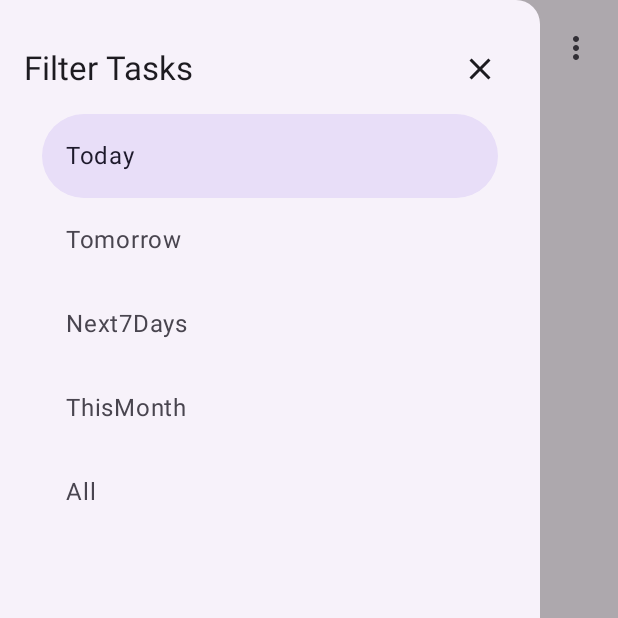
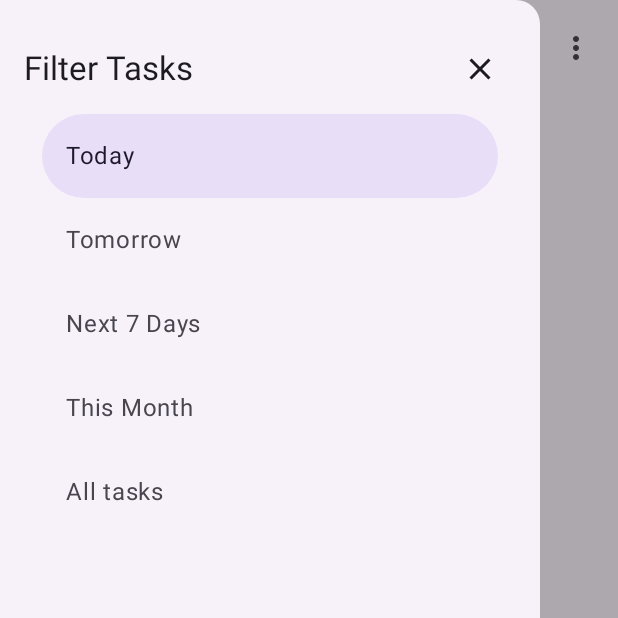
Before and after one commit to jamesye0003-blip/CS501-E1-Semester-Project, an Android app built with Jetpack Compose: the TaskListScreen screen opened through its navigation route, after a tap on "Menu", on a phone screen of 412 x 824 dp, the top half of it. Run offline under Robolectric (Android 15) with nearby library versions, the phone set to English and light mode, and no system bars; our stand-ins replace Room's generated code.

Commit message:
Fix:  Use a more uniform TopAppBar style with user-friendly display name of task filter.

```diff
--- a/app/src/main/java/com/example/lattice/ui/screens/TaskListScreen.kt
+++ b/app/src/main/java/com/example/lattice/ui/screens/TaskListScreen.kt
@@ -29,9 +29,9 @@ import androidx.compose.material3.DropdownMenu
 import androidx.compose.material3.DropdownMenuItem
 import androidx.compose.material3.ExperimentalMaterial3Api
 import androidx.compose.material3.FloatingActionButton
+import androidx.compose.material3.CenterAlignedTopAppBar
 import androidx.compose.material3.Icon
 import androidx.compose.material3.IconButton
-import androidx.compose.material3.LargeTopAppBar
 import androidx.compose.material3.MaterialTheme
 import androidx.compose.material3.ModalDrawerSheet
 import androidx.compose.material3.ModalNavigationDrawer
@@ -44,7 +44,6 @@ import androidx.compose.material3.Text
 import androidx.compose.material3.TextButton
 import androidx.compose.material3.TopAppBarDefaults
 import androidx.compose.material3.rememberDrawerState
-import androidx.compose.material3.rememberTopAppBarState
 import androidx.compose.runtime.Composable
 import androidx.compose.runtime.LaunchedEffect
 import androidx.compose.runtime.getValue
@@ -55,7 +54,6 @@ import androidx.compose.runtime.saveable.rememberSaveable
 import androidx.compose.runtime.setValue
 import androidx.compose.ui.Alignment
 import androidx.compose.ui.Modifier
-import androidx.compose.ui.input.nestedscroll.nestedScroll
 import androidx.compose.ui.unit.dp
 import com.example.lattice.domain.model.Task
 import com.example.lattice.domain.time.TaskFilter
@@ -77,11 +75,6 @@ fun TaskListScreen(
     val drawerState = rememberDrawerState(initialValue = DrawerValue.Closed)
     val scope = rememberCoroutineScope()
     var selectedFilter by rememberSaveable { mutableStateOf(TaskFilter.Today) }
-
-    // TopAppBar Scroll Behavior
-    val scrollBehavior = TopAppBarDefaults.exitUntilCollapsedScrollBehavior(rememberTopAppBarState())
-
-    // ... (Variables for filters, undo logic remain same as before) ...
     var hideDescription by rememberSaveable { mutableStateOf(false) }
     var hideCompleted by rememberSaveable { mutableStateOf(false) }
     var settingsExpanded by remember { mutableStateOf(false) }
@@ -134,11 +127,10 @@ fun TaskListScreen(
         }
     ) {
         Scaffold(
-            modifier = Modifier.nestedScroll(scrollBehavior.nestedScrollConnection),
             topBar = {
-                // Change: Use LargeTopAppBar for a more "App-like" bold feel
-                LargeTopAppBar(
-                    title = { Text(selectedFilter.name) }, // Or "My Tasks"
+                CenterAlignedTopAppBar(
+                    title = { Text(selectedFilter.getDisplayName()) },
+                    colors = TopAppBarDefaults.centerAlignedTopAppBarColors(),
                     navigationIcon = {
                         IconButton(onClick = { scope.launch { drawerState.open() } }) {
                             Icon(Icons.Filled.Menu, contentDescription = "Menu")
@@ -160,13 +152,7 @@ fun TaskListScreen(
                                 onClick = { hideCompleted = !hideCompleted }
                             )
                         }
-                    },
-                    scrollBehavior = scrollBehavior,
-                    colors = TopAppBarDefaults.largeTopAppBarColors(
-                        containerColor = MaterialTheme.colorScheme.background,
-                        scrolledContainerColor = MaterialTheme.colorScheme.surfaceContainer,
-                        titleContentColor = MaterialTheme.colorScheme.primary
-                    )
+                    }
                 )
             },
             floatingActionButton = {
@@ -318,6 +304,17 @@ fun TaskListScreen(
     }
 }
 
+/**
+ * Format the enum name of TaskFilter to user-friendly display text.
+ */
+private fun TaskFilter.getDisplayName(): String = when (this) {
+    TaskFilter.Today -> "Today"
+    TaskFilter.Tomorrow -> "Tomorrow"
+    TaskFilter.Next7Days -> "Next 7 Days"
+    TaskFilter.ThisMonth -> "This Month"
+    TaskFilter.All -> "All tasks"
+}
+
 @Composable
 private fun AppDrawerContent(
     selectedFilter: TaskFilter,
@@ -349,7 +346,7 @@ private fun AppDrawerContent(
             // Filter Options
             TaskFilter.values().forEach { filter ->
                 NavigationDrawerItem(
-                    label = { Text(filter.name) },
+                    label = { Text(filter.getDisplayName()) },
                     selected = selectedFilter == filter,
                     onClick = { onFilterSelected(filter) },
                     modifier = Modifier.padding(NavigationDrawerItemDefaults.ItemPadding)
```
